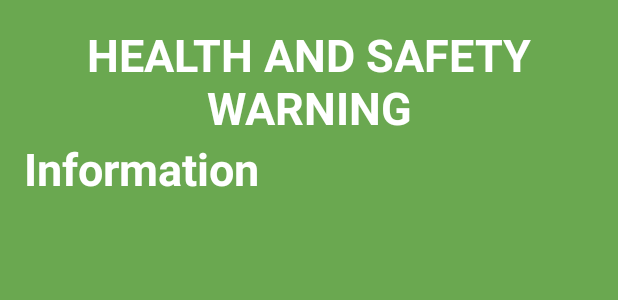
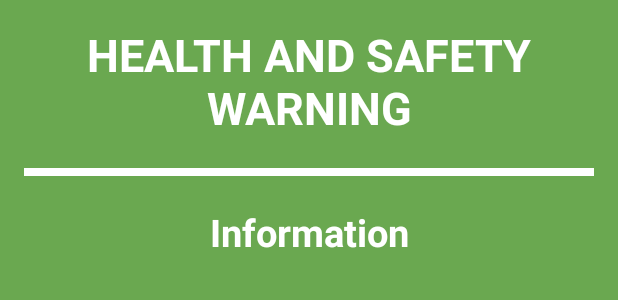
Before and after one commit to Liefdrag/CatchMeIfYouCan, an Android app: the layout splash_screen.xml on its own in the app's theme, with its tools: preview values and no code run, on a phone screen of 412 x 824 dp. Shown: the top 300 px of the screen. Run offline under Robolectric (Android 15) with nearby library versions, the phone set to English and light mode, and no system bars; network calls fail.

Commit message:
Minor changes to Splash Screen

```diff
--- a/CatchMeGUI2/app/src/main/res/layout/splash_screen.xml
+++ b/CatchMeGUI2/app/src/main/res/layout/splash_screen.xml
@@ -32,8 +32,14 @@
             android:layout_alignParentBottom="true"
             android:layout_alignParentRight="true"
             android:layout_alignParentEnd="true" />
+        <View
+            android:layout_width="match_parent"
+            android:layout_height="5dp"
+            android:background="@android:color/white"
+            android:layout_marginBottom="20dp"
+            android:layout_marginTop="20dp"/>
         <TextView
-            android:layout_width="wrap_content"
+            android:layout_width="match_parent"
             android:layout_height="wrap_content"
             android:gravity="center"
             android:textAppearance="?android:attr/textAppearanceLarge"
@@ -41,12 +47,6 @@
             android:textStyle="bold"
             android:textColor="#fff"
             android:id="@+id/splashInfoTextView"
-            android:textSize="30dp"
-            android:layout_alignParentTop="true"
-            android:layout_alignParentLeft="true"
-            android:layout_alignParentStart="true"
-            android:layout_alignParentBottom="true"
-            android:layout_alignParentRight="true"
-            android:layout_alignParentEnd="true" />
+            android:textSize="25dp" />
     </LinearLayout>
 </RelativeLayout>
```
